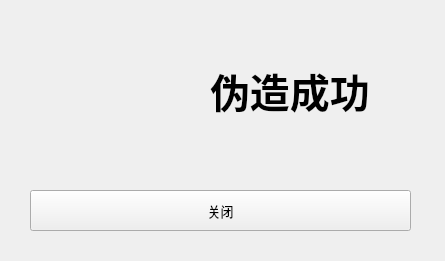
Before: the Qt Designer form forge.ui in 15dd/File-Header-Forger, drawn with Qt 5.
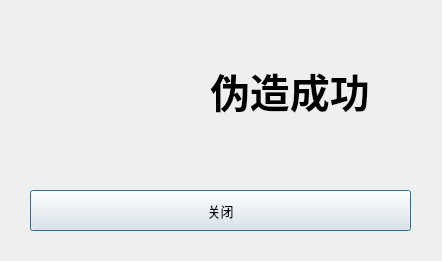
After: the same form once the commit is applied. Icons and pictures are not drawn.

The edit to the form file:
```diff
--- a/forge.ui
+++ b/forge.ui
@@ -1,12 +1,12 @@
 <?xml version="1.0" encoding="UTF-8"?>
 <ui version="4.0">
- <class>Form</class>
- <widget class="QWidget" name="Form">
+ <class>forge</class>
+ <widget class="QDialog" name="forge">
   <property name="geometry">
    <rect>
     <x>0</x>
-    <y>0</y> 
-    <width>445</width>
+    <y>0</y>
+    <width>442</width>
     <height>261</height>
    </rect>
   </property>
```
Left out of the diff: 48 changed lines with no effect on the pictures.
